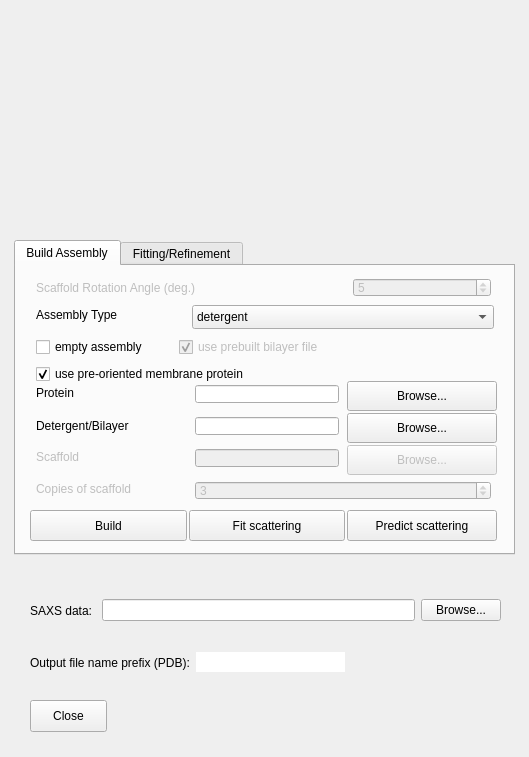
Old version of the form widgetMPbuilder.ui in the repository emblsaxs/MPBuilder.
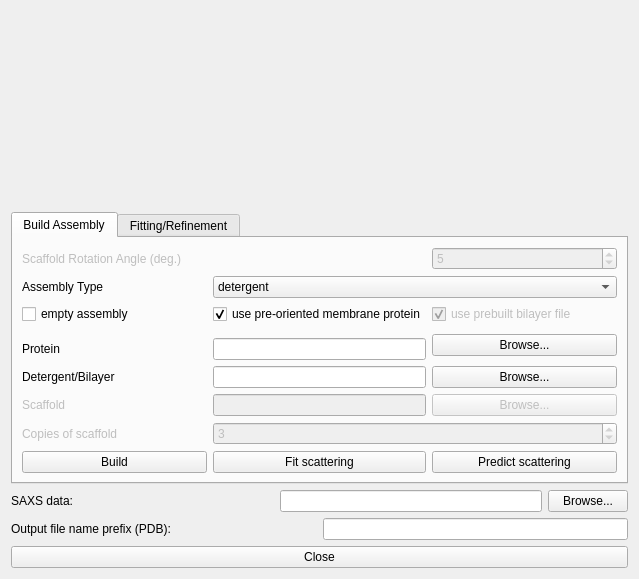
New version of the form. The open tabs and pages were chosen to show the change. Icons and pictures are not drawn.

Commit message: expandable layout

The edit to the form file:
```diff
--- a/widgetMPbuilder.ui
+++ b/widgetMPbuilder.ui
@@ -6,22 +6,80 @@
    <rect>
     <x>0</x>
     <y>0</y>
-    <width>529</width>
-    <height>757</height>
+    <width>639</width>
+    <height>579</height>
    </rect>
   </property>
   <property name="windowTitle">
    <string notr="true">PyMOL Membrane Builder Plugin</string>
   </property>
+  <layout class="QGridLayout" name="gridLayout_2">
+   <item row="3" column="0">
+    <layout class="QHBoxLayout" name="horizontalLayout_3">
+     <item>
+      <widget class="QLabel" name="label_25">
+       <property name="sizePolicy">
+        <sizepolicy hsizetype="Expanding" vsizetype="Preferred">
+         <horstretch>0</horstretch>
+         <verstretch>0</verstretch>
+        </sizepolicy>
+       </property>
+       <property name="text">
+        <string notr="true">Output file name prefix (PDB):</string>
+       </property>
+      </widget>
+     </item>
+     <item>
+      <widget class="QLineEdit" name="output_filename_prefix">
+       <property name="toolTip">
+        <string extracomment="file name prefix for output *.pdb files"/>
+       </property>
+       <property name="text">
+        <string notr="true"/>
+       </property>
+       <property name="frame">
+        <bool>true</bool>
+       </property>
+       <property name="dragEnabled">
+        <bool>false</bool>
+       </property>
+      </widget>
+     </item>
+    </layout>
+   </item>
+   <item row="2" column="0">
+    <layout class="QHBoxLayout" name="horizontalLayout">
+     <item>
+      <widget class="QLabel" name="label_13">
+       <property name="sizePolicy">
+        <sizepolicy hsizetype="Expanding" vsizetype="Preferred">
+         <horstretch>0</horstretch>
+         <verstretch>0</verstretch>
+        </sizepolicy>
+       </property>
+       <property name="text">
+        <string notr="true">SAXS data: </string>
+       </property>
+      </widget>
+     </item>
+     <item>
+      <widget class="QLineEdit" name="input_filename_data">
+       <property name="text">
+        <string notr="true"/>
+       </property>
+      </widget>
+     </item>
+     <item>
+      <widget class="QPushButton" name="btn_browse_data">
+       <property name="text">
+        <string notr="true">Browse...</string>
+       </property>
+      </widget>
+     </item>
+    </layout>
+   </item>
+   <item row="0" column="0">
   <widget class="QLabel" name="icon">
-   <property name="geometry">
-    <rect>
-     <x>10</x>
-     <y>12</y>
-     <width>501</width>
-     <height>171</height>
-    </rect>
-   </property>
    <property name="sizePolicy">
     <sizepolicy hsizetype="MinimumExpanding" vsizetype="MinimumExpanding">
      <horstretch>0</horstretch>
@@ -53,20 +111,20 @@
     <bool>true</bool>
    </property>
   </widget>
+   </item>
+   <item row="1" column="0">
   <widget class="QTabWidget" name="Build">
    <property name="enabled">
     <bool>true</bool>
    </property>
-   <property name="geometry">
-    <rect>
-     <x>14</x>
-     <y>240</y>
-     <width>501</width>
-     <height>315</height>
-    </rect>
+     <property name="sizePolicy">
+      <sizepolicy hsizetype="Expanding" vsizetype="Expanding">
+       <horstretch>0</horstretch>
+       <verstretch>0</verstretch>
+      </sizepolicy>
    </property>
    <property name="currentIndex">
-    <number>0</number>
+      <number>1</number>
    </property>
    <widget class="QWidget" name="Build_2">
     <attribute name="title">
@@ -75,153 +133,73 @@
     <attribute name="toolTip">
      <string>Generate a single model with user defined parameters</string>
     </attribute>
+      <layout class="QGridLayout" name="gridLayout_3">
+       <item row="1" column="0">
     <widget class="QLabel" name="label_5">
-     <property name="geometry">
-      <rect>
-       <x>20</x>
-       <y>41</y>
-       <width>93</width>
-       <height>16</height>
-      </rect>
-     </property>
      <property name="text">
       <string notr="true">Assembly Type</string>
      </property>
     </widget>
-    <widget class="QLabel" name="label_6">
-     <property name="geometry">
-      <rect>
-       <x>20</x>
-       <y>119</y>
-       <width>90</width>
-       <height>16</height>
-      </rect>
-     </property>
+       </item>
+       <item row="3" column="2" rowspan="2">
+        <widget class="QPushButton" name="btn_browse_prot">
      <property name="text">
-      <string notr="true">Protein</string>
-     </property>
-    </widget>
-    <widget class="QPushButton" name="button_crysol_predict">
-     <property name="geometry">
-      <rect>
-       <x>331</x>
-       <y>244</y>
-       <width>150</width>
-       <height>31</height>
-      </rect>
-     </property>
-     <property name="toolTip">
-      <string>&lt;html&gt;&lt;head/&gt;&lt;body&gt;&lt;p&gt;Compute theoretical scattering from single model&lt;/p&gt;&lt;/body&gt;&lt;/html&gt;</string>
-     </property>
+          <string notr="true">Browse...</string>
+         </property>
+        </widget>
+       </item>
+       <item row="5" column="0">
+        <widget class="QLabel" name="label_7">
      <property name="text">
-      <string>Predict scattering</string>
-     </property>
-    </widget>
-    <widget class="QPushButton" name="button_crysol_fit">
-     <property name="geometry">
-      <rect>
-       <x>173</x>
-       <y>244</y>
-       <width>156</width>
-       <height>31</height>
-      </rect>
-     </property>
-     <property name="toolTip">
-      <string>&lt;html&gt;&lt;head/&gt;&lt;body&gt;&lt;p&gt;Fit theoretical scattering from single model to experimental data&lt;/p&gt;&lt;/body&gt;&lt;/html&gt;</string>
-     </property>
+          <string notr="true">Detergent/Bilayer</string>
+         </property>
+        </widget>
+       </item>
+       <item row="5" column="2">
+        <widget class="QPushButton" name="btn_browse_lip">
      <property name="text">
-      <string notr="true">Fit scattering</string>
-     </property>
-     <property name="autoDefault">
-      <bool>false</bool>
-     </property>
-    </widget>
-    <widget class="QDoubleSpinBox" name="input_rotAng">
-     <property name="enabled">
-      <bool>false</bool>
-     </property>
-     <property name="geometry">
-      <rect>
-       <x>337</x>
-       <y>12</y>
-       <width>138</width>
-       <height>19</height>
-      </rect>
-     </property>
-     <property name="decimals">
-      <number>0</number>
-     </property>
-     <property name="value">
-      <double>5.000000000000000</double>
-     </property>
-    </widget>
+          <string notr="true">Browse...</string>
+         </property>
+        </widget>
+       </item>
+       <item row="6" column="0">
     <widget class="QLabel" name="filename_scaffold_label">
      <property name="enabled">
       <bool>false</bool>
      </property>
-     <property name="geometry">
-      <rect>
-       <x>20</x>
-       <y>183</y>
-       <width>115</width>
-       <height>16</height>
-      </rect>
-     </property>
      <property name="text">
       <string notr="true">Scaffold</string>
      </property>
     </widget>
-    <widget class="QLineEdit" name="input_filename_prot">
-     <property name="geometry">
-      <rect>
-       <x>179</x>
-       <y>119</y>
-       <width>144</width>
-       <height>18</height>
-      </rect>
+       </item>
+       <item row="6" column="1">
+        <widget class="QLineEdit" name="input_filename_scaffold">
+         <property name="enabled">
+          <bool>false</bool>
      </property>
      <property name="text">
       <string notr="true"/>
      </property>
     </widget>
-    <widget class="QPushButton" name="btn_browse_lip">
-     <property name="geometry">
-      <rect>
-       <x>331</x>
-       <y>147</y>
-       <width>150</width>
-       <height>30</height>
-      </rect>
-     </property>
-     <property name="text">
-      <string notr="true">Browse...</string>
-     </property>
-    </widget>
-    <widget class="QLineEdit" name="input_filename_lip">
-     <property name="geometry">
-      <rect>
-       <x>179</x>
-       <y>151</y>
-       <width>144</width>
-       <height>18</height>
-      </rect>
-     </property>
-     <property name="text">
-      <string notr="true"/>
-     </property>
-    </widget>
+       </item>
+       <item row="0" column="2">
+        <widget class="QDoubleSpinBox" name="input_rotAng">
+         <property name="enabled">
+          <bool>false</bool>
+         </property>
+         <property name="decimals">
+          <number>0</number>
+         </property>
+         <property name="value">
+          <double>5.000000000000000</double>
+         </property>
+        </widget>
+       </item>
+       <item row="7" column="0">
     <widget class="QLabel" name="copies_scaffold_label">
      <property name="enabled">
       <bool>false</bool>
      </property>
-     <property name="geometry">
-      <rect>
-       <x>20</x>
-       <y>215</y>
-       <width>111</width>
-       <height>16</height>
-      </rect>
-     </property>
      <property name="toolTip">
       <string>&lt;html&gt;&lt;head/&gt;&lt;body&gt;&lt;p&gt;Enter the number of scaffold protein monomers to be symmetrically generated&lt;/p&gt;&lt;/body&gt;&lt;/html&gt;</string>
      </property>
@@ -229,113 +207,14 @@
       <string notr="true">Copies of scaffold</string>
      </property>
     </widget>
-    <widget class="QLabel" name="label_7">
-     <property name="geometry">
-      <rect>
-       <x>20</x>
-       <y>151</y>
-       <width>145</width>
-       <height>18</height>
-      </rect>
-     </property>
-     <property name="text">
-      <string notr="true">Detergent/Bilayer</string>
-     </property>
-    </widget>
-    <widget class="QPushButton" name="btn_browse_prot">
-     <property name="geometry">
-      <rect>
-       <x>331</x>
-       <y>115</y>
-       <width>150</width>
-       <height>30</height>
-      </rect>
-     </property>
-     <property name="text">
-      <string notr="true">Browse...</string>
-     </property>
-    </widget>
-    <widget class="QSpinBox" name="input_copies">
-     <property name="enabled">
-      <bool>false</bool>
-     </property>
-     <property name="geometry">
-      <rect>
-       <x>179</x>
-       <y>215</y>
-       <width>296</width>
-       <height>19</height>
-      </rect>
-     </property>
-     <property name="minimum">
-      <number>1</number>
-     </property>
-     <property name="maximum">
-      <number>100</number>
-     </property>
-     <property name="singleStep">
-      <number>1</number>
-     </property>
-     <property name="value">
-      <number>3</number>
-     </property>
-    </widget>
-    <widget class="QLineEdit" name="input_filename_scaffold">
-     <property name="enabled">
-      <bool>false</bool>
-     </property>
-     <property name="geometry">
-      <rect>
-       <x>179</x>
-       <y>183</y>
-       <width>144</width>
-       <height>18</height>
-      </rect>
-     </property>
-     <property name="text">
-      <string notr="true"/>
-     </property>
-    </widget>
-    <widget class="QLabel" name="label_2">
-     <property name="enabled">
-      <bool>false</bool>
-     </property>
-     <property name="geometry">
-      <rect>
-       <x>20</x>
-       <y>12</y>
-       <width>291</width>
-       <height>19</height>
-      </rect>
-     </property>
-     <property name="text">
-      <string notr="true">Scaffold Rotation Angle (deg.)</string>
-     </property>
-    </widget>
-    <widget class="QPushButton" name="btn_browse_scaffold">
-     <property name="enabled">
-      <bool>false</bool>
-     </property>
-     <property name="geometry">
-      <rect>
-       <x>331</x>
-       <y>179</y>
-       <width>150</width>
-       <height>30</height>
-      </rect>
-     </property>
-     <property name="text">
-      <string notr="true">Browse...</string>
-     </property>
-    </widget>
+       </item>
+       <item row="8" column="0">
     <widget class="QPushButton" name="button_build">
-     <property name="geometry">
-      <rect>
-       <x>14</x>
-       <y>244</y>
-       <width>157</width>
-       <height>31</height>
-      </rect>
+         <property name="sizePolicy">
+          <sizepolicy hsizetype="Expanding" vsizetype="Fixed">
+           <horstretch>0</horstretch>
+           <verstretch>0</verstretch>
+          </sizepolicy>
      </property>
      <property name="toolTip">
       <string>&lt;html&gt;&lt;head/&gt;&lt;body&gt;&lt;p&gt;Generate a single model of the assembly with current parameters&lt;/p&gt;&lt;/body&gt;&lt;/html&gt;</string>
@@ -344,15 +223,9 @@
       <string notr="true">Build</string>
      </property>
     </widget>
+       </item>
+       <item row="1" column="1" colspan="2">
     <widget class="QComboBox" name="input_type">
-     <property name="geometry">
-      <rect>
-       <x>176</x>
-       <y>39</y>
-       <width>302</width>
-       <height>24</height>
-      </rect>
-     </property>
      <property name="toolTip">
       <string>&lt;html&gt;&lt;head/&gt;&lt;body&gt;&lt;p&gt;choose membrane/detergent assembly type&lt;/p&gt;&lt;/body&gt;&lt;/html&gt;</string>
      </property>
@@ -382,17 +255,106 @@
       </property>
      </item>
     </widget>
-    <widget class="QWidget" name="layoutWidget">
-     <property name="geometry">
-      <rect>
-       <x>20</x>
-       <y>70</y>
-       <width>288</width>
-       <height>50</height>
-      </rect>
-     </property>
-     <layout class="QGridLayout" name="gridLayout">
-      <item row="1" column="0" colspan="2">
+       </item>
+       <item row="4" column="1">
+        <widget class="QLineEdit" name="input_filename_prot">
+         <property name="text">
+          <string notr="true"/>
+         </property>
+        </widget>
+       </item>
+       <item row="5" column="1">
+        <widget class="QLineEdit" name="input_filename_lip">
+         <property name="text">
+          <string notr="true"/>
+         </property>
+        </widget>
+       </item>
+       <item row="6" column="2">
+        <widget class="QPushButton" name="btn_browse_scaffold">
+         <property name="enabled">
+          <bool>false</bool>
+         </property>
+         <property name="text">
+          <string notr="true">Browse...</string>
+         </property>
+        </widget>
+       </item>
+       <item row="7" column="1" colspan="2">
+        <widget class="QSpinBox" name="input_copies">
+         <property name="enabled">
+          <bool>false</bool>
+         </property>
+         <property name="minimum">
+          <number>1</number>
+         </property>
+         <property name="maximum">
+          <number>100</number>
+         </property>
+         <property name="singleStep">
+          <number>1</number>
+         </property>
+         <property name="value">
+          <number>3</number>
+         </property>
+        </widget>
+       </item>
+       <item row="4" column="0">
+        <widget class="QLabel" name="label_6">
+         <property name="text">
+          <string notr="true">Protein</string>
+         </property>
+        </widget>
+       </item>
+       <item row="0" column="0" colspan="2">
+        <widget class="QLabel" name="label_2">
+         <property name="enabled">
+          <bool>false</bool>
+         </property>
+         <property name="text">
+          <string notr="true">Scaffold Rotation Angle (deg.)</string>
+         </property>
+        </widget>
+       </item>
+       <item row="8" column="2">
+        <widget class="QPushButton" name="button_crysol_predict">
+         <property name="sizePolicy">
+          <sizepolicy hsizetype="Expanding" vsizetype="Fixed">
+           <horstretch>0</horstretch>
+           <verstretch>0</verstretch>
+          </sizepolicy>
+         </property>
+         <property name="toolTip">
+          <string>&lt;html&gt;&lt;head/&gt;&lt;body&gt;&lt;p&gt;Compute theoretical scattering from single model&lt;/p&gt;&lt;/body&gt;&lt;/html&gt;</string>
+         </property>
+         <property name="text">
+          <string>Predict scattering</string>
+         </property>
+        </widget>
+       </item>
+       <item row="8" column="1">
+        <widget class="QPushButton" name="button_crysol_fit">
+         <property name="sizePolicy">
+          <sizepolicy hsizetype="Expanding" vsizetype="Fixed">
+           <horstretch>0</horstretch>
+           <verstretch>0</verstretch>
+          </sizepolicy>
+         </property>
+         <property name="toolTip">
+          <string>&lt;html&gt;&lt;head/&gt;&lt;body&gt;&lt;p&gt;Fit theoretical scattering from single model to experimental data&lt;/p&gt;&lt;/body&gt;&lt;/html&gt;</string>
+         </property>
+         <property name="text">
+          <string notr="true">Fit scattering</string>
+         </property>
+         <property name="autoDefault">
+          <bool>false</bool>
+         </property>
+        </widget>
+       </item>
+       <item row="3" column="0" colspan="2">
+        <layout class="QGridLayout" name="gridLayout"/>
+       </item>
+       <item row="2" column="1">
        <widget class="QCheckBox" name="checkBox_3">
         <property name="toolTip">
          <string>&lt;html&gt;&lt;head/&gt;&lt;body&gt;&lt;p&gt;Use the orientation of the supplied PDB file without recentering, leave unchecked to center and align along Z&lt;/p&gt;&lt;/body&gt;&lt;/html&gt;</string>
@@ -408,20 +370,7 @@
         </property>
        </widget>
       </item>
-      <item row="0" column="0">
-       <widget class="QCheckBox" name="checkBox_emptyAssembly">
-        <property name="toolTip">
-         <string>&lt;html&gt;&lt;head/&gt;&lt;body&gt;&lt;p&gt;Check box if no transmembrane protein present&lt;/p&gt;&lt;/body&gt;&lt;/html&gt;</string>
-        </property>
-        <property name="text">
-         <string>empty assembly</string>
-        </property>
-        <property name="checked">
-         <bool>false</bool>
-        </property>
-       </widget>
-      </item>
-      <item row="0" column="1">
+       <item row="2" column="2">
        <widget class="QCheckBox" name="checkBox_prebuild_bilayer">
         <property name="enabled">
          <bool>false</bool>
@@ -437,8 +386,20 @@
         </property>
        </widget>
       </item>
-     </layout>
-    </widget>
+       <item row="2" column="0">
+        <widget class="QCheckBox" name="checkBox_emptyAssembly">
+         <property name="toolTip">
+          <string>&lt;html&gt;&lt;head/&gt;&lt;body&gt;&lt;p&gt;Check box if no transmembrane protein present&lt;/p&gt;&lt;/body&gt;&lt;/html&gt;</string>
+         </property>
+         <property name="text">
+          <string>empty assembly</string>
+         </property>
+         <property name="checked">
+          <bool>false</bool>
+         </property>
+        </widget>
+       </item>
+      </layout>
    </widget>
    <widget class="QWidget" name="tab">
     <attribute name="title">
@@ -447,27 +408,53 @@
     <attribute name="toolTip">
      <string>Refinment of assembly using gridsearch/optimization</string>
     </attribute>
+      <layout class="QGridLayout" name="gridLayout_4">
+       <item row="0" column="2">
+        <widget class="QLabel" name="label_10">
+         <property name="sizePolicy">
+          <sizepolicy hsizetype="Preferred" vsizetype="Maximum">
+           <horstretch>0</horstretch>
+           <verstretch>0</verstretch>
+          </sizepolicy>
+         </property>
+         <property name="text">
+          <string notr="true">max</string>
+         </property>
+        </widget>
+       </item>
+       <item row="0" column="3">
+        <widget class="QLabel" name="label_11">
+         <property name="sizePolicy">
+          <sizepolicy hsizetype="Preferred" vsizetype="Maximum">
+           <horstretch>0</horstretch>
+           <verstretch>0</verstretch>
+          </sizepolicy>
+         </property>
+         <property name="text">
+          <string notr="true">step</string>
+         </property>
+        </widget>
+       </item>
+       <item row="1" column="0">
     <widget class="QLabel" name="first_angle_label">
-     <property name="geometry">
-      <rect>
-       <x>10</x>
-       <y>30</y>
-       <width>241</width>
-       <height>24</height>
-      </rect>
+         <property name="sizePolicy">
+          <sizepolicy hsizetype="Preferred" vsizetype="Fixed">
+           <horstretch>0</horstretch>
+           <verstretch>0</verstretch>
+          </sizepolicy>
      </property>
      <property name="text">
       <string notr="true">Maximum Polar Angle Theta  (deg.)</string>
      </property>
     </widget>
+       </item>
+       <item row="1" column="1">
     <widget class="QDoubleSpinBox" name="input_rotAng_min">
-     <property name="geometry">
-      <rect>
-       <x>280</x>
-       <y>30</y>
-       <width>61</width>
-       <height>24</height>
-      </rect>
+         <property name="sizePolicy">
+          <sizepolicy hsizetype="Minimum" vsizetype="Fixed">
+           <horstretch>0</horstretch>
+           <verstretch>0</verstretch>
+          </sizepolicy>
      </property>
      <property name="decimals">
       <number>0</number>
@@ -482,14 +469,14 @@
       <double>10.000000000000000</double>
      </property>
     </widget>
+       </item>
+       <item row="1" column="2">
     <widget class="QDoubleSpinBox" name="input_rotAng_max">
-     <property name="geometry">
-      <rect>
-       <x>350</x>
-       <y>30</y>
-       <width>61</width>
-       <height>24</height>
-      </rect>
+         <property name="sizePolicy">
+          <sizepolicy hsizetype="Minimum" vsizetype="Fixed">
+           <horstretch>0</horstretch>
+           <verstretch>0</verstretch>
+          </sizepolicy>
      </property>
      <property name="decimals">
       <number>0</number>
@@ -501,14 +488,14 @@
       <double>30.000000000000000</double>
      </property>
     </widget>
+       </item>
+       <item row="1" column="3">
     <widget class="QDoubleSpinBox" name="input_rotAng_step">
-     <property name="geometry">
-      <rect>
-       <x>420</x>
-       <y>30</y>
-       <width>61</width>
-       <height>24</height>
-      </rect>
+         <property name="sizePolicy">
+          <sizepolicy hsizetype="Minimum" vsizetype="Fixed">
+           <horstretch>0</horstretch>
+           <verstretch>0</verstretch>
+          </sizepolicy>
      </property>
      <property name="decimals">
       <number>0</number>
@@ -520,129 +507,27 @@
       <double>10.000000000000000</double>
      </property>
     </widget>
-    <widget class="QLabel" name="label_9">
-     <property name="geometry">
-      <rect>
-       <x>290</x>
-       <y>0</y>
-       <width>31</width>
-       <height>24</height>
-      </rect>
-     </property>
-     <property name="text">
-      <string notr="true">min.</string>
-     </property>
-    </widget>
-    <widget class="QLabel" name="label_10">
-     <property name="geometry">
-      <rect>
-       <x>360</x>
-       <y>0</y>
-       <width>31</width>
-       <height>24</height>
-      </rect>
-     </property>
-     <property name="text">
-      <string notr="true">max</string>
-     </property>
-    </widget>
-    <widget class="QLabel" name="label_11">
-     <property name="geometry">
-      <rect>
-       <x>430</x>
-       <y>0</y>
-       <width>31</width>
-       <height>24</height>
-      </rect>
-     </property>
-     <property name="text">
-      <string notr="true">step</string>
-     </property>
-    </widget>
-    <widget class="QLabel" name="number_scaffold_label">
-     <property name="enabled">
-      <bool>false</bool>
-     </property>
-     <property name="geometry">
-      <rect>
-       <x>10</x>
-       <y>110</y>
-       <width>211</width>
-       <height>24</height>
-      </rect>
-     </property>
-     <property name="toolTip">
-      <string>&lt;html&gt;&lt;head/&gt;&lt;body&gt;&lt;p&gt;Enter the number of scaffold protein monomers to be symmetrically generated&lt;/p&gt;&lt;/body&gt;&lt;/html&gt;</string>
-     </property>
-     <property name="text">
-      <string notr="true">Start number of scaffold monomers</string>
-     </property>
-    </widget>
-    <widget class="QWidget" name="layoutWidget">
-     <property name="geometry">
-      <rect>
-       <x>10</x>
-       <y>150</y>
-       <width>471</width>
-       <height>33</height>
-      </rect>
-     </property>
-     <layout class="QHBoxLayout" name="horizontalLayout_2">
-      <item>
-       <widget class="QPushButton" name="button_refinement">
-        <property name="toolTip">
-         <string>&lt;html&gt;&lt;head/&gt;&lt;body&gt;&lt;p&gt;Fit theoretical scattering from single model to experimental data&lt;/p&gt;&lt;/body&gt;&lt;/html&gt;</string>
-        </property>
-        <property name="text">
-         <string notr="true">Refinement</string>
-        </property>
-        <property name="autoDefault">
-         <bool>true</bool>
-        </property>
-       </widget>
-      </item>
-     </layout>
-    </widget>
-    <widget class="QDoubleSpinBox" name="input_rotAng_step_2">
-     <property name="geometry">
-      <rect>
-       <x>420</x>
-       <y>70</y>
-       <width>61</width>
-       <height>24</height>
-      </rect>
-     </property>
-     <property name="decimals">
-      <number>0</number>
-     </property>
-     <property name="maximum">
-      <double>1000.000000000000000</double>
-     </property>
-     <property name="value">
-      <double>1.000000000000000</double>
-     </property>
-    </widget>
+       </item>
+       <item row="2" column="0">
     <widget class="QLabel" name="second_angle_label">
-     <property name="geometry">
-      <rect>
-       <x>10</x>
-       <y>70</y>
-       <width>241</width>
-       <height>24</height>
-      </rect>
+         <property name="sizePolicy">
+          <sizepolicy hsizetype="Preferred" vsizetype="Fixed">
+           <horstretch>0</horstretch>
+           <verstretch>0</verstretch>
+          </sizepolicy>
      </property>
      <property name="text">
       <string notr="true">Density Angle Phi (deg.)</string>
      </property>
     </widget>
+       </item>
+       <item row="2" column="1">
     <widget class="QDoubleSpinBox" name="input_rotAng_min_2">
-     <property name="geometry">
-      <rect>
-       <x>280</x>
-       <y>70</y>
-       <width>61</width>
-       <height>24</height>
-      </rect>
+         <property name="sizePolicy">
+          <sizepolicy hsizetype="Minimum" vsizetype="Fixed">
+           <horstretch>0</horstretch>
+           <verstretch>0</verstretch>
+          </sizepolicy>
      </property>
      <property name="decimals">
       <number>0</number>
@@ -654,14 +539,14 @@
       <double>9.000000000000000</double>
      </property>
     </widget>
+       </item>
+       <item row="2" column="2">
     <widget class="QDoubleSpinBox" name="input_rotAng_max_2">
-     <property name="geometry">
-      <rect>
-       <x>350</x>
-       <y>70</y>
-       <width>61</width>
-       <height>24</height>
-      </rect>
+         <property name="sizePolicy">
+          <sizepolicy hsizetype="Minimum" vsizetype="Fixed">
+           <horstretch>0</horstretch>
+           <verstretch>0</verstretch>
+          </sizepolicy>
      </property>
      <property name="decimals">
       <number>0</number>
@@ -673,39 +558,55 @@
       <double>11.000000000000000</double>
      </property>
     </widget>
-    <widget class="QDoubleSpinBox" name="input_scaffold_number_max">
-     <property name="enabled">
-      <bool>false</bool>
-     </property>
-     <property name="geometry">
-      <rect>
-       <x>350</x>
-       <y>110</y>
-       <width>61</width>
-       <height>24</height>
-      </rect>
+       </item>
+       <item row="2" column="3">
+        <widget class="QDoubleSpinBox" name="input_rotAng_step_2">
+         <property name="sizePolicy">
+          <sizepolicy hsizetype="Minimum" vsizetype="Fixed">
+           <horstretch>0</horstretch>
+           <verstretch>0</verstretch>
+          </sizepolicy>
      </property>
      <property name="decimals">
       <number>0</number>
      </property>
      <property name="maximum">
-      <double>20.000000000000000</double>
+          <double>1000.000000000000000</double>
      </property>
      <property name="value">
-      <double>3.000000000000000</double>
-     </property>
-    </widget>
+          <double>1.000000000000000</double>
+         </property>
+        </widget>
+       </item>
+       <item row="3" column="0">
+        <widget class="QLabel" name="number_scaffold_label">
+         <property name="enabled">
+          <bool>false</bool>
+         </property>
+         <property name="sizePolicy">
+          <sizepolicy hsizetype="Preferred" vsizetype="Fixed">
+           <horstretch>0</horstretch>
+           <verstretch>0</verstretch>
+          </sizepolicy>
+         </property>
+         <property name="toolTip">
+          <string>&lt;html&gt;&lt;head/&gt;&lt;body&gt;&lt;p&gt;Enter the number of scaffold protein monomers to be symmetrically generated&lt;/p&gt;&lt;/body&gt;&lt;/html&gt;</string>
+         </property>
+         <property name="text">
+          <string notr="true">Start number of scaffold monomers</string>
+         </property>
+        </widget>
+       </item>
+       <item row="3" column="1">
     <widget class="QDoubleSpinBox" name="input_scaffold_number_min">
      <property name="enabled">
       <bool>false</bool>
      </property>
-     <property name="geometry">
-      <rect>
-       <x>280</x>
-       <y>110</y>
-       <width>61</width>
-       <height>24</height>
-      </rect>
+         <property name="sizePolicy">
+          <sizepolicy hsizetype="Minimum" vsizetype="Fixed">
+           <horstretch>0</horstretch>
+           <verstretch>0</verstretch>
+          </sizepolicy>
      </property>
      <property name="decimals">
       <number>0</number>
@@ -720,17 +621,39 @@
       <double>2.000000000000000</double>
      </property>
     </widget>
+       </item>
+       <item row="3" column="2">
+        <widget class="QDoubleSpinBox" name="input_scaffold_number_max">
+         <property name="enabled">
+          <bool>false</bool>
+         </property>
+         <property name="sizePolicy">
+          <sizepolicy hsizetype="Minimum" vsizetype="Fixed">
+           <horstretch>0</horstretch>
+           <verstretch>0</verstretch>
+          </sizepolicy>
+         </property>
+         <property name="decimals">
+          <number>0</number>
+         </property>
+         <property name="maximum">
+          <double>20.000000000000000</double>
+         </property>
+         <property name="value">
+          <double>3.000000000000000</double>
+         </property>
+        </widget>
+       </item>
+       <item row="3" column="3">
     <widget class="QDoubleSpinBox" name="input_scaffold_number_step">
      <property name="enabled">
       <bool>false</bool>
      </property>
-     <property name="geometry">
-      <rect>
-       <x>420</x>
-       <y>110</y>
-       <width>61</width>
-       <height>24</height>
-      </rect>
+         <property name="sizePolicy">
+          <sizepolicy hsizetype="Minimum" vsizetype="Fixed">
+           <horstretch>0</horstretch>
+           <verstretch>0</verstretch>
+          </sizepolicy>
      </property>
      <property name="decimals">
       <number>0</number>
@@ -742,89 +665,49 @@
       <double>1.000000000000000</double>
      </property>
     </widget>
-   </widget>
-  </widget>
-  <widget class="QWidget" name="layoutWidget">
-   <property name="geometry">
-    <rect>
-     <x>30</x>
-     <y>650</y>
-     <width>315</width>
-     <height>25</height>
-    </rect>
-   </property>
-   <layout class="QHBoxLayout" name="horizontalLayout_3">
-    <item>
-     <widget class="QLabel" name="label_25">
-      <property name="text">
-       <string notr="true">Output file name prefix (PDB):</string>
-      </property>
-     </widget>
-    </item>
+       </item>
+       <item row="4" column="0" colspan="4">
+        <layout class="QHBoxLayout" name="horizontalLayout_2">
     <item>
-     <widget class="QLineEdit" name="output_filename_prefix">
+          <widget class="QPushButton" name="button_refinement">
       <property name="toolTip">
-       <string extracomment="file name prefix for output *.pdb files"/>
+            <string>&lt;html&gt;&lt;head/&gt;&lt;body&gt;&lt;p&gt;Fit theoretical scattering from single model to experimental data&lt;/p&gt;&lt;/body&gt;&lt;/html&gt;</string>
       </property>
       <property name="text">
-       <string notr="true"/>
-      </property>
-      <property name="frame">
-       <bool>false</bool>
-      </property>
-      <property name="dragEnabled">
-       <bool>false</bool>
-      </property>
+            <string notr="true">Refinement</string>
+           </property>
+           <property name="autoDefault">
+            <bool>true</bool>
+           </property>
+          </widget>
+         </item>
+        </layout>
+       </item>
+       <item row="0" column="1">
+        <widget class="QLabel" name="label_9">
+         <property name="sizePolicy">
+          <sizepolicy hsizetype="Preferred" vsizetype="Maximum">
+           <horstretch>0</horstretch>
+           <verstretch>0</verstretch>
+          </sizepolicy>
+         </property>
+         <property name="text">
+          <string notr="true">min.</string>
+         </property>
      </widget>
     </item>
    </layout>
   </widget>
+    </widget>
+   </item>
+   <item row="4" column="0">
   <widget class="QPushButton" name="button_close">
-   <property name="geometry">
-    <rect>
-     <x>30</x>
-     <y>700</y>
-     <width>77</width>
-     <height>32</height>
-    </rect>
-   </property>
    <property name="text">
     <string notr="true">Close</string>
    </property>
   </widget>
-  <widget class="QWidget" name="layoutWidget">
-   <property name="geometry">
-    <rect>
-     <x>30</x>
-     <y>590</y>
-     <width>471</width>
-     <height>41</height>
-    </rect>
-   </property>
-   <layout class="QHBoxLayout" name="horizontalLayout">
-    <item>
-     <widget class="QLabel" name="label_13">
-      <property name="text">
-       <string notr="true">SAXS data: </string>
-      </property>
-     </widget>
-    </item>
-    <item>
-     <widget class="QLineEdit" name="input_filename_data">
-      <property name="text">
-       <string notr="true"/>
-      </property>
-     </widget>
-    </item>
-    <item>
-     <widget class="QPushButton" name="btn_browse_data">
-      <property name="text">
-       <string notr="true">Browse...</string>
-      </property>
-     </widget>
-    </item>
-   </layout>
-  </widget>
+   </item>
+  </layout>
  </widget>
  <resources>
   <include location="icon2.qrc"/>
```
Lines whose indentation alone changed are shown as unchanged. The commit also changes 1 other file.
